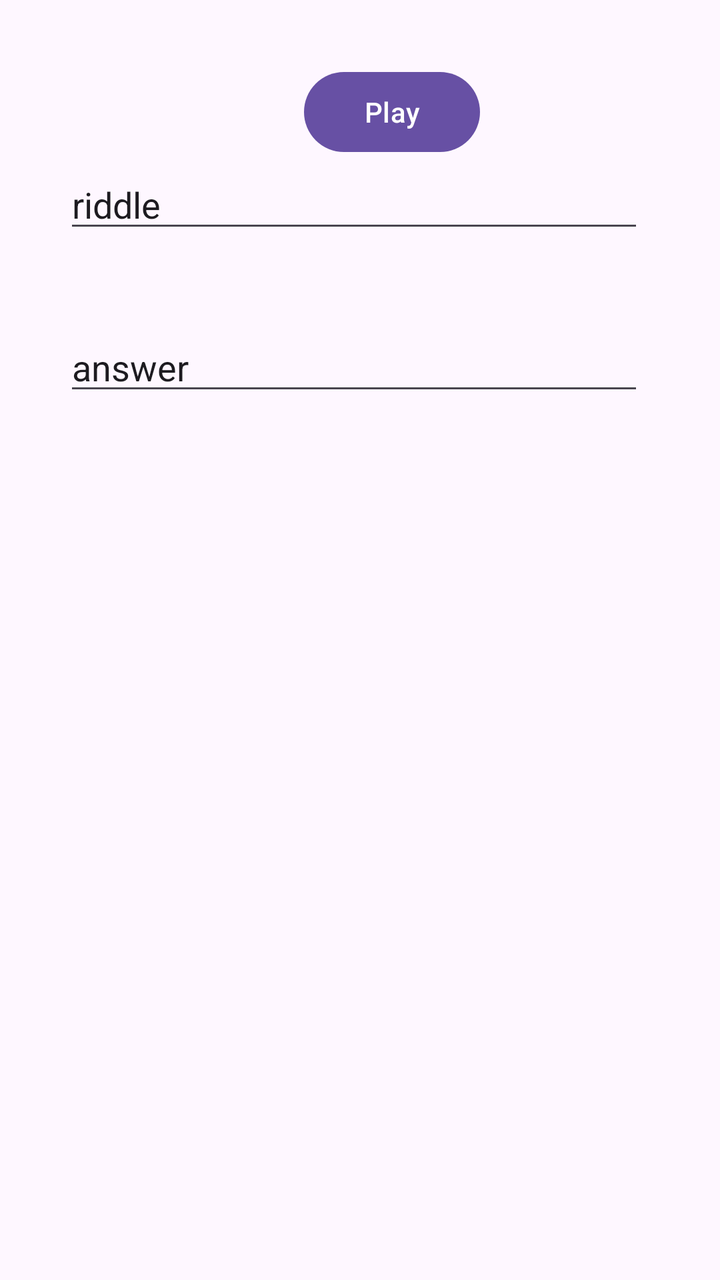
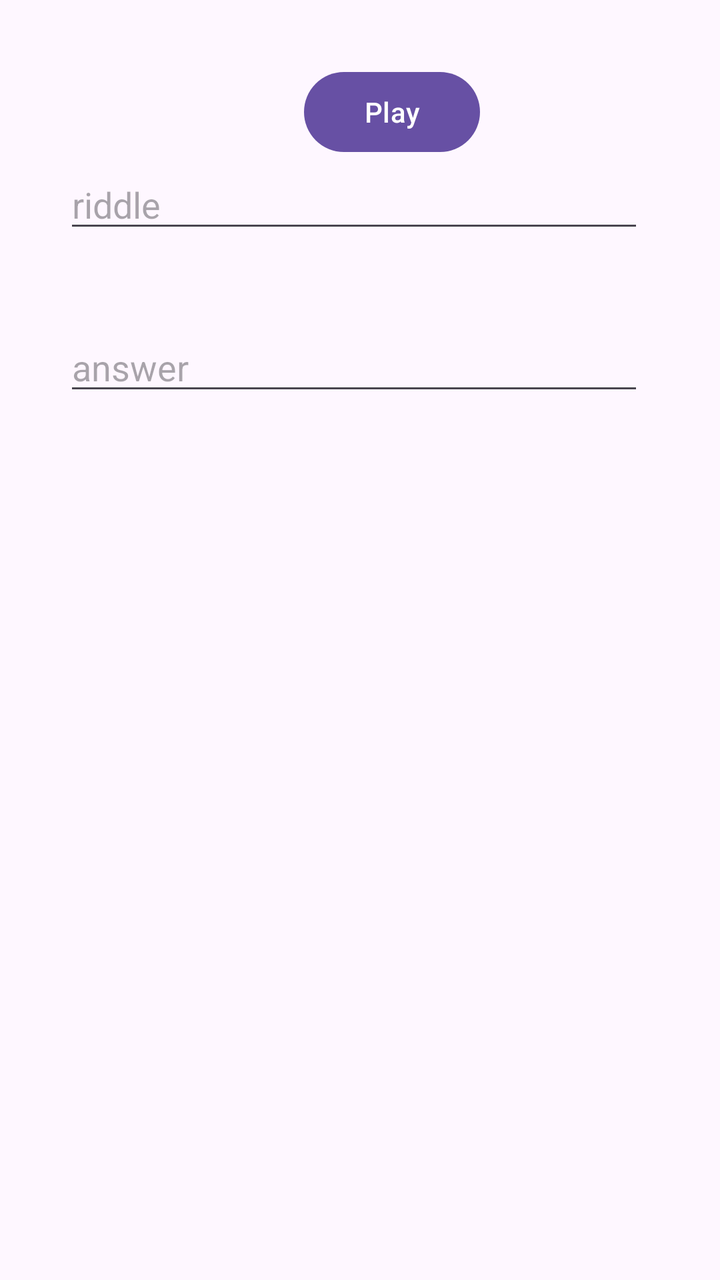

Before-and-after screenshots of an Android layout around one commit, followed by the original layout XML and the change that was made.
<!-- AndroidManifest.xml: application theme Theme.PracticalTest01Var08 -->
<!-- res/layout/activity_main.xml -->
<?xml version="1.0" encoding="utf-8"?>
<LinearLayout xmlns:android="http://schemas.android.com/apk/res/android"
    android:id="@+id/main"
    android:layout_width="match_parent"
    android:layout_height="match_parent"
    android:orientation="vertical"
    android:padding="16dp">

    <LinearLayout xmlns:android="http://schemas.android.com/apk/res/android"
        android:layout_width="match_parent"
        android:layout_height="wrap_content"
        android:orientation="vertical"
        android:padding="16dp">
        <Button
            android:id="@+id/btnPlay"
            android:layout_width="wrap_content"
            android:layout_height="wrap_content"
            android:text="Play"
            android:layout_marginLeft="120dp"/>
        <EditText
            android:id="@+id/riddle"
            android:layout_width="290dp"
            android:layout_height="wrap_content"
            android:text="riddle"/>

        <EditText
            android:id="@+id/answer"
            android:layout_width="290dp"
            android:layout_height="wrap_content"
            android:paddingTop="50dp"
            android:text="answer"/>
    </LinearLayout>

</LinearLayout>
<!-- resources referenced by this layout -->
<resources>
  <style name="Theme.PracticalTest01Var08" parent="Base.Theme.PracticalTest01Var08" />
  <style name="Base.Theme.PracticalTest01Var08" parent="Theme.Material3.DayNight.NoActionBar">
          
          
      </style>
</resources>

<!-- the commit's change to res/layout/activity_main.xml (unified diff, before → after) -->
@@ -21,14 +21,14 @@
             android:id="@+id/riddle"
             android:layout_width="290dp"
             android:layout_height="wrap_content"
-            android:text="riddle"/>
+            android:hint="riddle"/>
 
         <EditText
             android:id="@+id/answer"
             android:layout_width="290dp"
             android:layout_height="wrap_content"
             android:paddingTop="50dp"
-            android:text="answer"/>
+            android:hint="answer"/>
     </LinearLayout>
 
 </LinearLayout>
